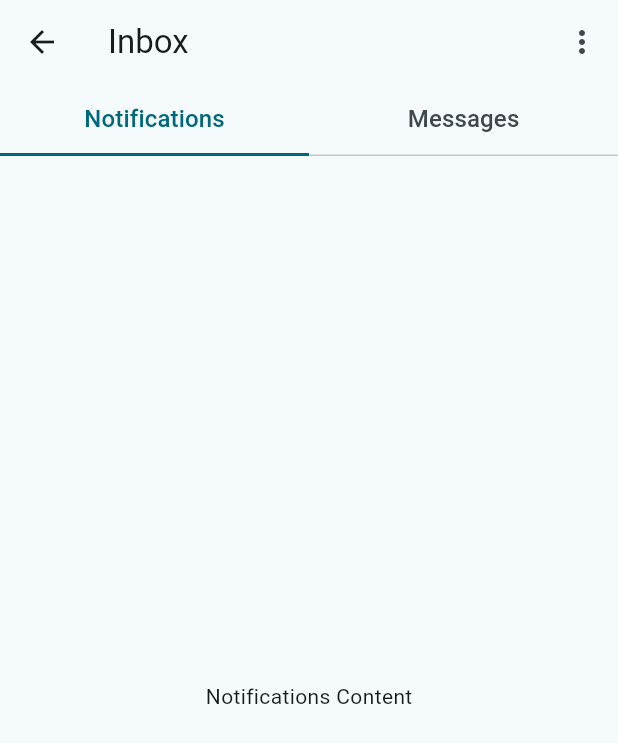
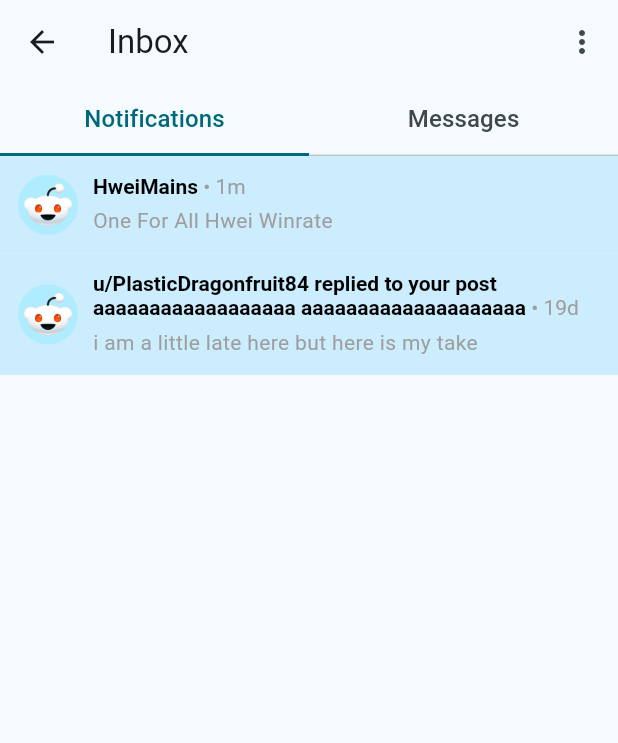
Before and after one commit to SS-Ltd/cReddit-CrossPlatform, a Flutter app: the InboxNotificationPage screen opened directly, on a phone screen of 412 x 824 dp. Shown: the top 743 px of the screen. Run offline on Flutter 3.47's test engine with Material 3 defaults, Android fonts, the phone set to English and light mode, and no system bars; our stand-ins replace email_validator, flutter_svg, logger.

Commit message:
notification layout done
notification layout done

```diff
--- a/lib/inbox_notifications.dart
+++ b/lib/inbox_notifications.dart
@@ -1,4 +1,6 @@
 import 'package:flutter/material.dart';
+import 'package:reddit_clone/notification_item.dart';
+import 'package:reddit_clone/notification_layout.dart';
 
 class InboxNotificationPage extends StatefulWidget {
   const InboxNotificationPage({super.key});
@@ -11,6 +13,20 @@ class _InboxNotificationPageState extends State<InboxNotificationPage>
     with SingleTickerProviderStateMixin {
   late TabController _tabController;
 
+  List<NotificationItem> notifications = [
+    NotificationItem(
+        id: "1",
+        title: "HweiMains",
+        description: "One For All Hwei Winrate",
+        time: "1m"),
+    NotificationItem(
+        id: "2",
+        title:
+            "u/PlasticDragonfruit84 replied to your post aaaaaaaaaaaaaaaaaa aaaaaaaaaaaaaaaaaaaa",
+        description: "i am a little late here but here is my take",
+        time: "19d"),
+  ];
+
   @override
   void initState() {
     super.initState();
@@ -20,6 +36,7 @@ class _InboxNotificationPageState extends State<InboxNotificationPage>
   void _showMenuOptions() {
     showModalBottomSheet(
       context: context,
+      shape: Border.all(style: BorderStyle.none),
       builder: (BuildContext context) {
         return Wrap(
           children: <Widget>[
@@ -70,9 +87,22 @@ class _InboxNotificationPageState extends State<InboxNotificationPage>
       ),
       body: TabBarView(
         controller: _tabController,
-        children: const [
-          Center(child: Text('Notifications Content')),
-          Center(child: Text('Messages Content')),
+        children: [
+          ListView.builder(
+            itemCount: notifications.length,
+            itemBuilder: (context, index) {
+              final notification = notifications[index];
+              return NotificationLayout(
+                notification: notification,
+                onTap: () {
+                  setState(() {
+                    notifications[index].isRead = true;
+                  });
+                },
+              );
+            },
+          ),
+          const Center(child: Text('Messages Content')),
         ],
       ),
     );
--- /dev/null
+++ b/lib/notification_item.dart
@@ -0,0 +1,17 @@
+class NotificationItem {
+  String id;
+  String title;
+  bool isRead;
+  String description;
+  String type;
+  String time;
+
+  NotificationItem({
+    required this.id,
+    required this.title,
+    this.isRead = false,
+    this.description = '',
+    this.type = '',
+    required this.time,
+  });
+}
--- /dev/null
+++ b/lib/notification_layout.dart
@@ -0,0 +1,63 @@
+import 'package:flutter/material.dart';
+import 'package:reddit_clone/notification_item.dart'; // Ensure correct import path
+
+class NotificationLayout extends StatelessWidget {
+  const NotificationLayout(
+      {Key? key, required this.notification, required this.onTap})
+      : super(key: key);
+
+  final NotificationItem notification;
+  final VoidCallback onTap;
+
+  @override
+  Widget build(BuildContext context) {
+    return InkWell(
+      onTap: onTap,
+      child: Container(
+        padding: const EdgeInsets.all(12.0),
+        color: notification.isRead
+            ? Colors.white
+            : const Color.fromARGB(255, 203, 237, 253),
+        child: Row(
+          children: [
+            const CircleAvatar(
+              backgroundImage: AssetImage('assets/hehe.png'),
+            ),
+            const SizedBox(width: 10),
+            Expanded(
+              child: Column(
+                crossAxisAlignment: CrossAxisAlignment.start,
+                children: [
+                  RichText(
+                    text: TextSpan(
+                      children: [
+                        TextSpan(
+                          text: notification.title,
+                          style: const TextStyle(
+                            fontWeight: FontWeight.bold,
+                            color: Colors.black,
+                          ),
+                        ),
+                        TextSpan(
+                          text: ' • ${notification.time}',
+                          style: const TextStyle(
+                            color: Colors.grey,
+                          ),
+                        ),
+                      ],
+                    ),
+                  ),
+                  const SizedBox(height: 5),
+                  Text(
+                    notification.description,
+                    style: const TextStyle(color: Colors.grey),
+                  ),
+                ],
+              ),
+            ),
+          ],
+        ),
+      ),
+    );
+  }
+}
```
